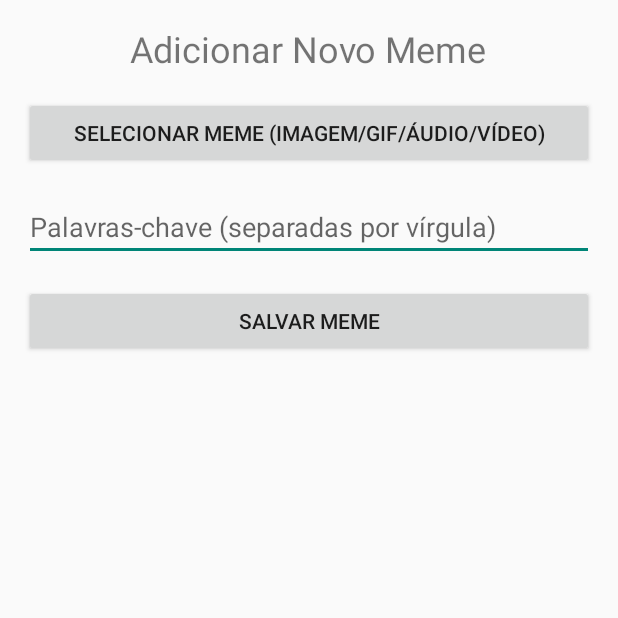
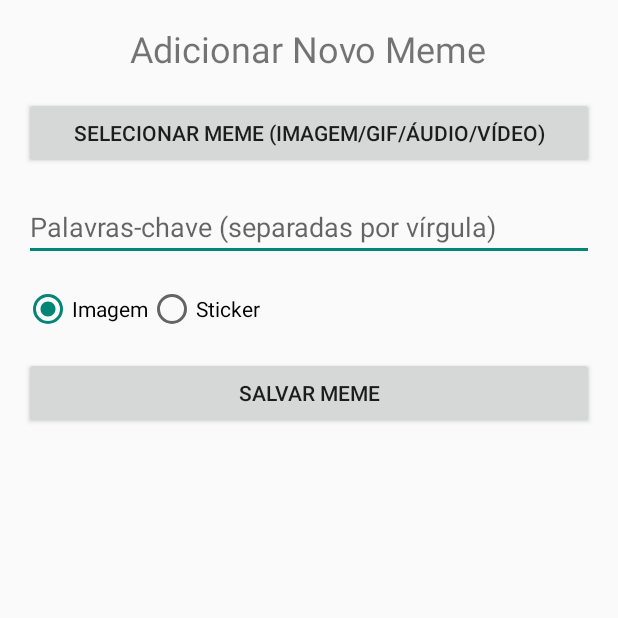
Before and after one commit to atcasanova/memekeyboard, an Android app: the screen it shows after launch (AddMemeActivity), on a phone screen of 412 x 824 dp, the top half of it. Run offline under Robolectric (Android 15) with nearby library versions, the phone set to English and light mode, and no system bars.

Commit message:
Add keyboard panel and meme type option

```diff
--- a/app/src/main/java/com/memekeyboard/AddMemeActivity.java
+++ b/app/src/main/java/com/memekeyboard/AddMemeActivity.java
@@ -8,6 +8,8 @@ import android.view.View;
 import android.widget.Button;
 import android.widget.EditText;
 import android.widget.Toast;
+import android.widget.RadioButton;
+import android.widget.RadioGroup;
 
 import java.io.IOException;
 import java.util.Arrays;
@@ -21,6 +23,7 @@ public class AddMemeActivity extends Activity {
     private MemeManager memeManager;
 
     private EditText keywordsEditText;
+    private RadioGroup typeRadioGroup;
 
     @Override
     protected void onCreate(Bundle savedInstanceState) {
@@ -30,6 +33,7 @@ public class AddMemeActivity extends Activity {
         memeManager = new MemeManager(this);
 
         keywordsEditText = findViewById(R.id.keywords_edit_text);
+        typeRadioGroup = findViewById(R.id.type_radio_group);
         Button selectMemeButton = findViewById(R.id.select_meme_button);
         Button saveMemeButton = findViewById(R.id.save_meme_button);
 
@@ -76,8 +80,10 @@ public class AddMemeActivity extends Activity {
         Set<String> keywords = new HashSet<>(Arrays.asList(
                 keywordsString.split(",\\s*")));
 
+        boolean asSticker = typeRadioGroup.getCheckedRadioButtonId() == R.id.sticker_radio;
+
         try {
-            memeManager.addMeme(selectedMemeUri, keywords);
+            memeManager.addMeme(selectedMemeUri, keywords, asSticker);
             Toast.makeText(this, "Meme salvo com sucesso!", Toast.LENGTH_SHORT).show();
             finish(); // Close activity after saving
         } catch (IOException e) {
--- a/app/src/main/java/com/memekeyboard/MemeManager.java
+++ b/app/src/main/java/com/memekeyboard/MemeManager.java
@@ -32,8 +32,9 @@ public class MemeManager {
         }
     }
 
-    public String addMeme(Uri memeUri, Set<String> keywords) throws IOException {
-        String fileName = UUID.randomUUID().toString();
+    public String addMeme(Uri memeUri, Set<String> keywords, boolean asSticker) throws IOException {
+        String prefix = asSticker ? "sticker_" : "image_";
+        String fileName = prefix + UUID.randomUUID().toString();
         File newMemeFile = new File(memeFolder, fileName);
 
         try (InputStream inputStream = context.getContentResolver().openInputStream(memeUri);
--- a/app/src/main/res/layout/add_meme_layout.xml
+++ b/app/src/main/res/layout/add_meme_layout.xml
@@ -27,6 +27,25 @@
         android:hint="Palavras-chave (separadas por vírgula)"
         android:layout_marginBottom="16dp"/>
 
+    <RadioGroup
+        android:id="@+id/type_radio_group"
+        android:layout_width="match_parent"
+        android:layout_height="wrap_content"
+        android:orientation="horizontal"
+        android:layout_marginBottom="16dp">
+        <RadioButton
+            android:id="@+id/image_radio"
+            android:layout_width="wrap_content"
+            android:layout_height="wrap_content"
+            android:text="Imagem"
+            android:checked="true"/>
+        <RadioButton
+            android:id="@+id/sticker_radio"
+            android:layout_width="wrap_content"
+            android:layout_height="wrap_content"
+            android:text="Sticker"/>
+    </RadioGroup>
+
     <Button
         android:id="@+id/save_meme_button"
         android:layout_width="match_parent"
--- a/app/src/main/res/layout/meme_gallery_layout.xml
+++ b/app/src/main/res/layout/meme_gallery_layout.xml
@@ -32,4 +32,6 @@
         android:text="Add New Meme"
         android:layout_margin="8dp"/>
 
+    <include layout="@layout/keyboard_layout"/>
+
 </LinearLayout>
```
Also changed, not shown: app/src/main/java/com/memekeyboard/MemeKeyboardService.java (+39 -1 lines), app/src/main/res/xml/qwerty.xml (added, +45 -0 lines).
